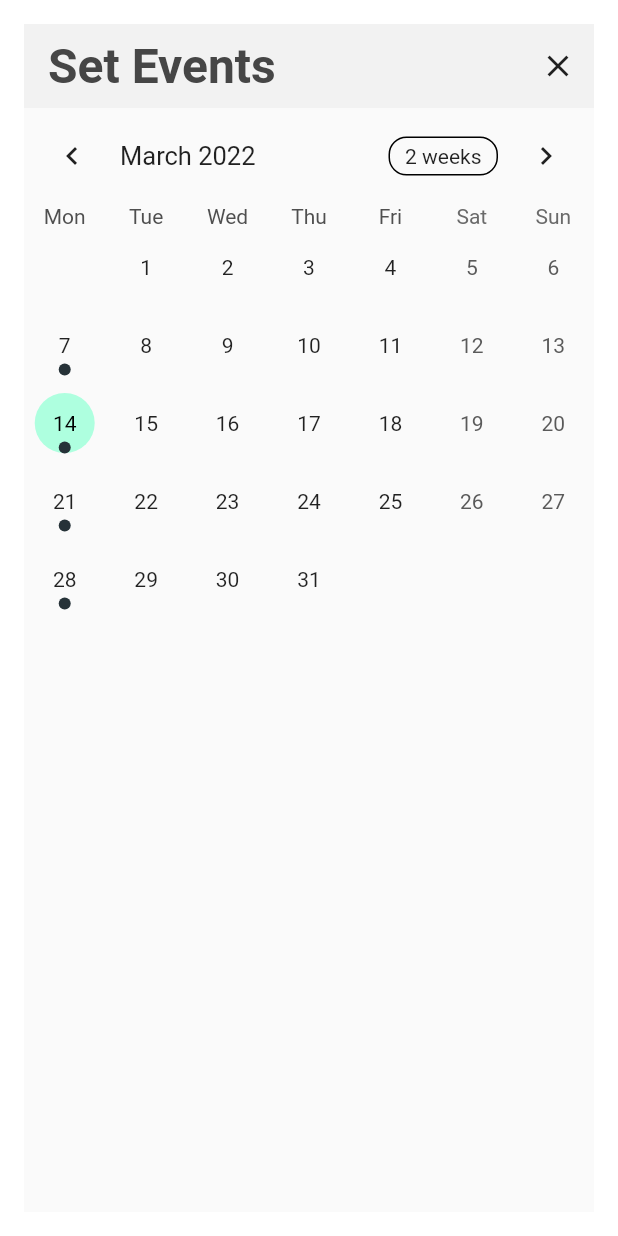
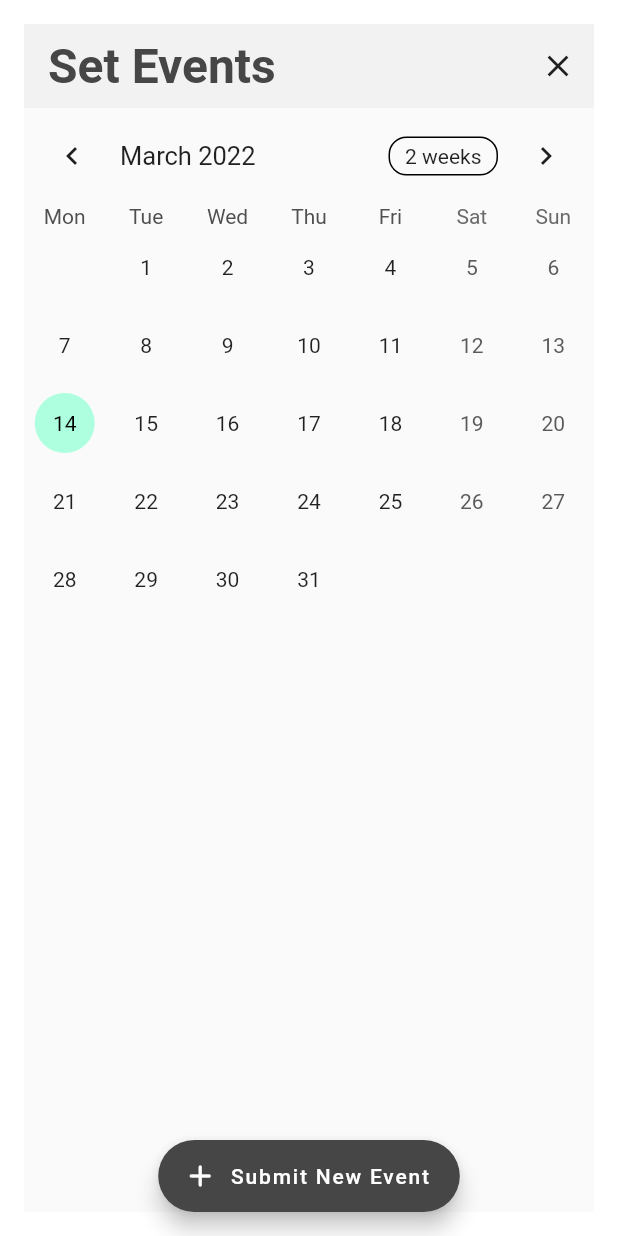
Before and after one commit to Lakhankumawat/smart-home-app, a Flutter app: the SetEventScreen screen opened by its route, on a phone screen of 412 x 824 dp. Run offline on Flutter 3.47's test engine with Material 2 defaults, Android fonts, the light colour scheme and no system bars; drawn by our look-alikes of table_calendar; our stand-ins replace dotted_border, flutter_svg, font_awesome_flutter, get_it, lottie, sleek_circular_slider and 1 more; missing offline and left inert: dart:html; Roboto replaces fonts that are missing (Nato Sans).

Commit message:
Worked upon AlertDialog, FloatingActionButton, DisplayEvents & Created CalendarTheme

```diff
--- a/lib/src/screens/set_event_screen/set_event_screen.dart
+++ b/lib/src/screens/set_event_screen/set_event_screen.dart
@@ -1,5 +1,6 @@
 import 'dart:html';
 
+import 'package:domus/src/screens/set_event_screen/theme/calendar_theme.dart';
 import 'package:flutter/material.dart';
 import 'package:table_calendar/table_calendar.dart';
 
@@ -12,9 +13,21 @@ class SetEventScreen extends StatefulWidget {
 }
 
 class _SetEventScreenState extends State<SetEventScreen> {
+  Map<DateTime, List<Event>> eventsForDay = {};
+  TextEditingController controller = TextEditingController();
+
+  DateTime focusedDay = DateTime.now();
   DateTime? selectedDay;
-  DateTime focusedDay = DateTime.now();
-  List<Event>? eventList;
+
+  List<Event> getEventsForDay(DateTime? day) {
+    return (day == null) ? [] : eventsForDay[day] ?? [];
+  }
+
+  @override
+  void dispose() {
+    controller.dispose();
+    super.dispose();
+  }
 
   @override
   Widget build(BuildContext context) {
@@ -39,49 +52,86 @@ class _SetEventScreenState extends State<SetEventScreen> {
               firstDay: DateTime.utc(2010, 10, 16),
               lastDay: DateTime.utc(2030, 3, 14),
               focusedDay: focusedDay,
-              calendarStyle: CalendarStyle(
-                outsideDaysVisible: false,
-                todayDecoration: BoxDecoration(
-                  color: Color(0xFFAEFFDF),
-                  shape: BoxShape.circle,
-                ),
-                todayTextStyle: TextStyle(
-                  color: Colors.black,
-                ),
-                selectedDecoration: BoxDecoration(
-                  color: Color(0xFF3DD598),
-                  shape: BoxShape.circle,
-                ),
-              ),
+              calendarStyle: CalendarTheme.calendarStyle(),
               startingDayOfWeek: StartingDayOfWeek.monday,
-              selectedDayPredicate: (day) {
-                return isSameDay(selectedDay, day);
-              },
+              selectedDayPredicate: (day) => isSameDay(selectedDay, day),
               onDaySelected: (selectedDay, focusedDay) {
                 setState(() {
                   this.selectedDay = selectedDay;
                   this.focusedDay = focusedDay;
                 });
               },
-              eventLoader: (day) {
-                if (day.weekday == DateTime.monday &&
-                    day.month == DateTime.march) {
-                  return [Event('Cyclic event')];
-                }
-
-                return [];
-              },
+              eventLoader: getEventsForDay,
             ),
             SizedBox(height: 8),
-            // ListView.builder(
-            //   itemBuilder: (_, index) {
-            //     return ListTile(
-            //       title: Text('$index'),
-            //     );
-            //   },
-            // ),
+            ...getEventsForDay(selectedDay).map(
+              (event) => ListTile(
+                title: Text(event.type),
+              ),
+            )
           ],
         ),
+        floatingActionButton: FloatingActionButton.extended(
+          onPressed: () {
+            if (selectedDay == null) {
+              print('Please Select a Day!');
+            } else {
+              showDialog(
+                context: context,
+                builder: (context) => AlertDialog(
+                  title: Text('Add an Event'),
+                  content: TextField(
+                    controller: controller,
+                    decoration: InputDecoration(
+                      hintText: 'Your Event',
+                    ),
+                  ),
+                  actions: [
+                    TextButton(
+                      onPressed: () => Navigator.pop(context),
+                      child: Text(
+                        'Cancel',
+                        style: TextStyle(
+                          color: Colors.black,
+                        ),
+                      ),
+                    ),
+                    TextButton(
+                      onPressed: () {
+                        if (controller.text.isNotEmpty) {
+                          // Add the Event to the List of Events
+                          if (eventsForDay[selectedDay] == null) {
+                            // If this is the first event
+                            eventsForDay[selectedDay!] = [
+                              Event(controller.text)
+                            ];
+                          } else {
+                            eventsForDay[selectedDay]!
+                                .add(Event(controller.text));
+                          }
+                        }
+
+                        Navigator.pop(context);
+                        controller.clear();
+                        setState(() {});
+                      },
+                      child: Text(
+                        'Ok',
+                        style: TextStyle(
+                          color: Colors.black,
+                        ),
+                      ),
+                    ),
+                  ],
+                ),
+              );
+            }
+          },
+          label: Text('Submit New Event'),
+          icon: Icon(Icons.add_rounded),
+          backgroundColor: Color(0xFF464646),
+        ),
+        floatingActionButtonLocation: FloatingActionButtonLocation.centerDocked,
       ),
     );
   }
--- /dev/null
+++ b/lib/src/screens/set_event_screen/theme/calendar_theme.dart
@@ -0,0 +1,31 @@
+import 'package:flutter/material.dart';
+import 'package:table_calendar/table_calendar.dart';
+
+// Defines the CalendarTheme for the Table Calendar
+
+class CalendarTheme {
+  static CalendarStyle calendarStyle() {
+    return CalendarStyle(
+      outsideDaysVisible: false,
+      todayDecoration: BoxDecoration(
+        color: Color(0xFFAEFFDF),
+        shape: BoxShape.circle,
+      ),
+      todayTextStyle: TextStyle(
+        color: Colors.black,
+      ),
+      selectedDecoration: BoxDecoration(
+        color: Color(0xFF3DD598),
+        shape: BoxShape.circle,
+      ),
+    );
+  }
+
+  static HeaderStyle headerStyle() {
+    return HeaderStyle();
+  }
+
+  static DaysOfWeekStyle daysOfWeekStyle() {
+    return DaysOfWeekStyle();
+  }
+}
```
